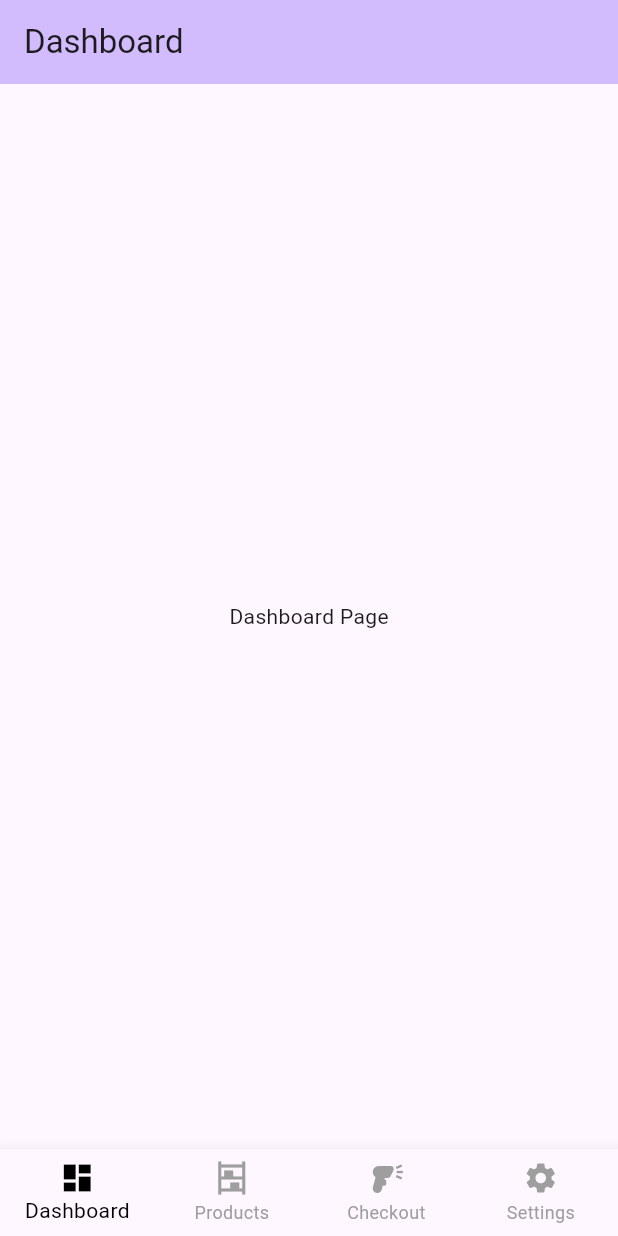
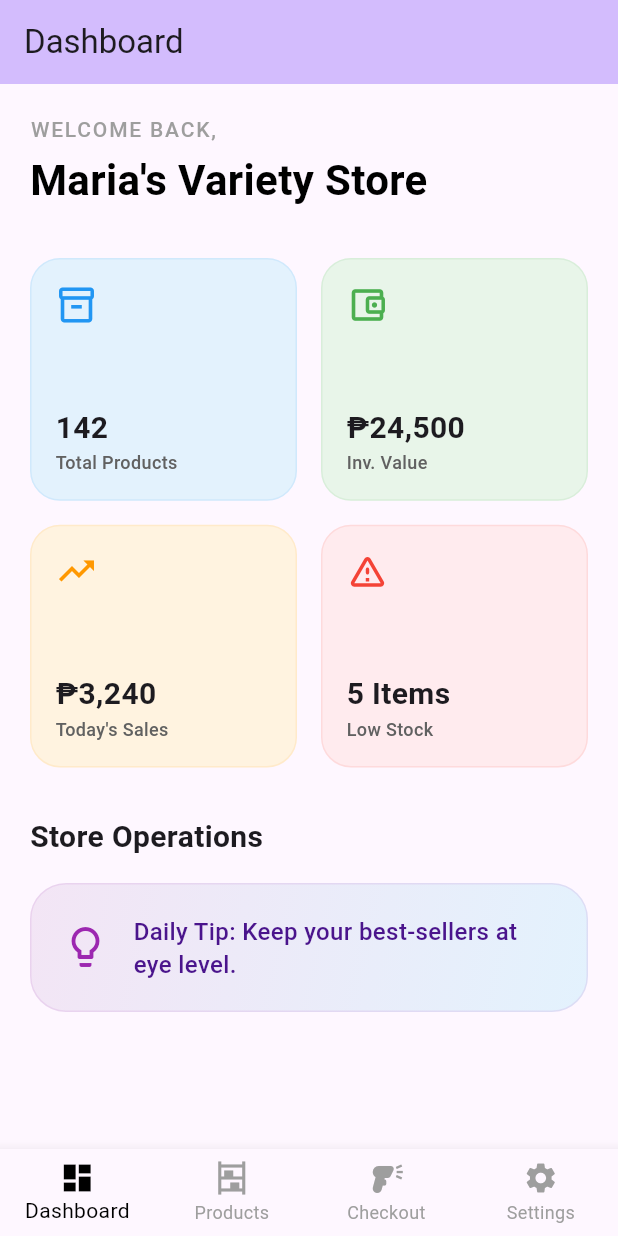
Before and after one commit to User-Suuro/sariapp-flutter, a Flutter app: the screen it shows after launch, on a phone screen of 412 x 824 dp. Run offline on Flutter 3.47's test engine with Material 3 defaults, Android fonts, the phone set to English and light mode, and no system bars; our stand-ins replace flutter_dotenv, supabase_flutter; accounts and stored records are empty.

Commit message:
First Codede (Dashboard) UI

```diff
--- /dev/null
+++ b/devtools_options.yaml
@@ -0,0 +1,3 @@
+description: This file stores settings for Dart & Flutter DevTools.
+documentation: https://docs.flutter.dev/tools/devtools/extensions#configure-extension-enablement-states
+extensions:
--- a/lib/routes/dashboard/dashboard.dart
+++ b/lib/routes/dashboard/dashboard.dart
@@ -5,6 +5,166 @@ class DashboardPage extends StatelessWidget {
 
   @override
   Widget build(BuildContext context) {
-    return const Center(child: Text('Dashboard Page'));
+    return SingleChildScrollView(
+      padding: const EdgeInsets.all(20.0),
+      child: Column(
+        crossAxisAlignment: CrossAxisAlignment.start,
+        children: [
+          const Text(
+            'WELCOME BACK,',
+            style: TextStyle(
+              fontSize: 14,
+              fontWeight: FontWeight.w500,
+              color: Colors.grey,
+              letterSpacing: 1.2,
+            ),
+          ),
+          const SizedBox(height: 4),
+          const Text(
+            "Maria's Variety Store",
+            style: TextStyle(
+              fontSize: 28,
+              fontWeight: FontWeight.bold,
+              color: Colors.black,
+            ),
+          ),
+          const SizedBox(height: 32),
+          GridView.count(
+            shrinkWrap: true,
+            physics: const NeverScrollableScrollPhysics(),
+            crossAxisCount: 2,
+            crossAxisSpacing: 16,
+            mainAxisSpacing: 16,
+            childAspectRatio: 1.1,
+            children: [
+              _buildStatCard(
+                context,
+                title: 'Total Products',
+                value: '142',
+                icon: Icons.inventory_2_outlined,
+                color: Colors.blue.shade50,
+                iconColor: Colors.blue,
+              ),
+              _buildStatCard(
+                context,
+                title: 'Inv. Value',
+                value: '₱24,500',
+                icon: Icons.account_balance_wallet_outlined,
+                color: Colors.green.shade50,
+                iconColor: Colors.green,
+              ),
+              _buildStatCard(
+                context,
+                title: 'Today\'s Sales',
+                value: '₱3,240',
+                icon: Icons.trending_up_outlined,
+                color: Colors.orange.shade50,
+                iconColor: Colors.orange,
+              ),
+              _buildStatCard(
+                context,
+                title: 'Low Stock',
+                value: '5 Items',
+                icon: Icons.warning_amber_rounded,
+                color: Colors.red.shade50,
+                iconColor: Colors.red,
+              ),
+            ],
+          ),
+          const SizedBox(height: 32),
+          const Text(
+            'Store Operations',
+            style: TextStyle(
+              fontSize: 20,
+              fontWeight: FontWeight.bold,
+            ),
+          ),
+          const SizedBox(height: 16),
+          _buildTipCard(
+            context,
+            tip: 'Daily Tip: Keep your best-sellers at eye level.',
+          ),
+          const SizedBox(height: 24),
+        ],
+      ),
+    );
+  }
+
+  Widget _buildStatCard(
+    BuildContext context, {
+    required String title,
+    required String value,
+    required IconData icon,
+    required Color color,
+    required Color iconColor,
+  }) {
+    return Container(
+      padding: const EdgeInsets.all(16),
+      decoration: BoxDecoration(
+        color: color,
+        borderRadius: BorderRadius.circular(20),
+        border: Border.all(color: iconColor.withValues(alpha: 0.1)),
+      ),
+      child: Column(
+        crossAxisAlignment: CrossAxisAlignment.start,
+        mainAxisAlignment: MainAxisAlignment.spaceBetween,
+        children: [
+          Icon(icon, color: iconColor, size: 28),
+          Column(
+            crossAxisAlignment: CrossAxisAlignment.start,
+            children: [
+              Text(
+                value,
+                style: const TextStyle(
+                  fontSize: 20,
+                  fontWeight: FontWeight.bold,
+                ),
+              ),
+              Text(
+                title,
+                style: TextStyle(
+                  fontSize: 12,
+                  color: Colors.grey.shade700,
+                  fontWeight: FontWeight.w500,
+                ),
+              ),
+            ],
+          ),
+        ],
+      ),
+    );
+  }
+
+  Widget _buildTipCard(BuildContext context, {required String tip}) {
+    return Container(
+      width: double.infinity,
+      padding: const EdgeInsets.all(20),
+      decoration: BoxDecoration(
+        gradient: LinearGradient(
+          colors: [Colors.purple.shade50, Colors.blue.shade50],
+          begin: Alignment.topLeft,
+          end: Alignment.bottomRight,
+        ),
+        borderRadius: BorderRadius.circular(24),
+        border: Border.all(color: Colors.purple.withValues(alpha: 0.1)),
+      ),
+      child: Row(
+        children: [
+          const Icon(Icons.lightbulb_outline, color: Colors.purple, size: 32),
+          const SizedBox(width: 16),
+          Expanded(
+            child: Text(
+              tip,
+              style: TextStyle(
+                fontSize: 16,
+                color: Colors.purple.shade900,
+                fontWeight: FontWeight.w500,
+                height: 1.4,
+              ),
+            ),
+          ),
+        ],
+      ),
+    );
   }
 }
```
